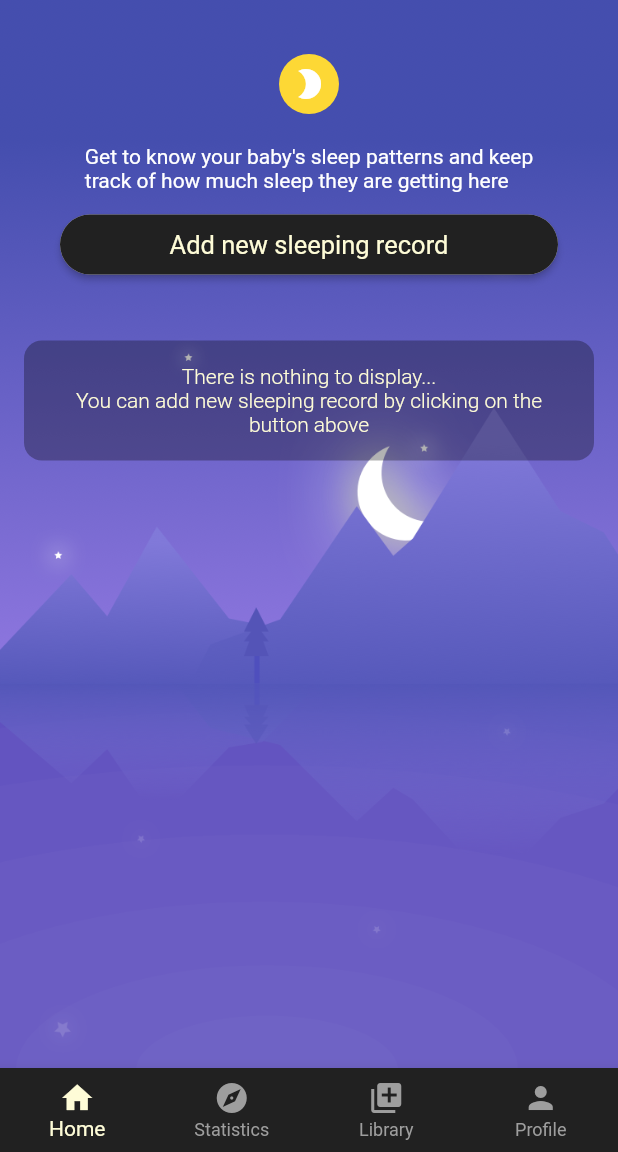
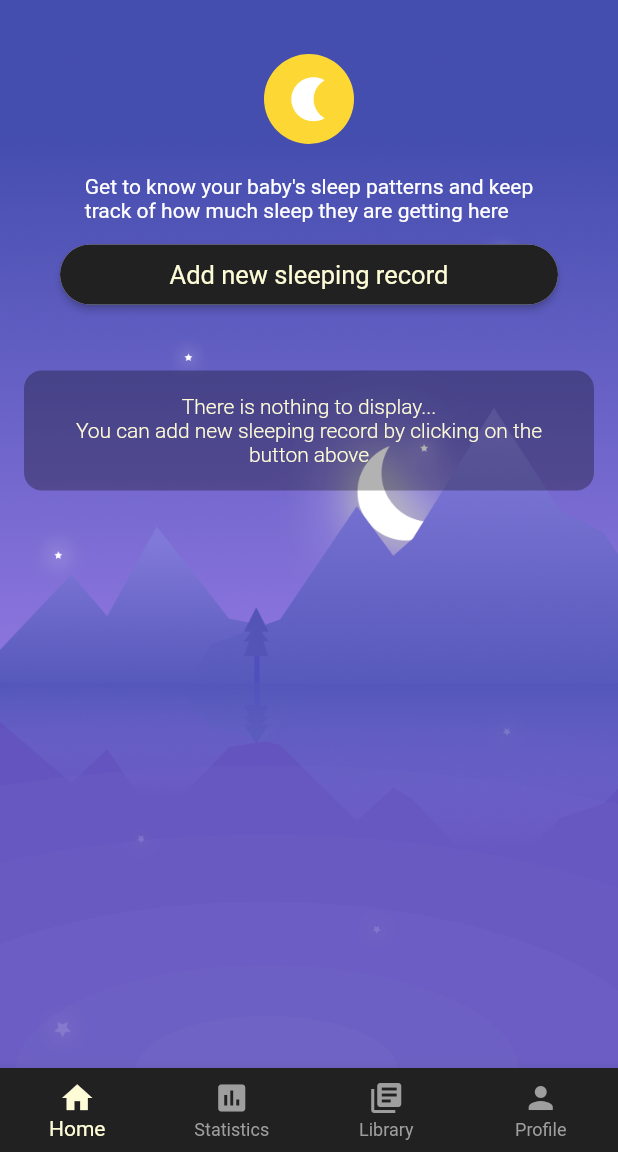
Before and after one commit to nonstappstudio/babymoon, a Flutter app: the screen it shows after launch, on a phone screen of 412 x 824 dp, the part 84-1236 px from its top. Run offline on Flutter 3.47's test engine with Material 2 defaults, Android fonts, the phone set to English and light mode, and no system bars; our stand-ins replace flutter_form_builder, numberpicker, sembast.

Commit message:
Ui improvements

```diff
--- a/lib/ui/pages/home/home_tab.dart
+++ b/lib/ui/pages/home/home_tab.dart
@@ -73,7 +73,7 @@ class _HomeTabState extends State<HomeTab> {
       padding: const EdgeInsets.all(16.0),
       child: Column(
         children: <Widget>[
-          HomeTabHeader(),
+          HomeTabHeader(_records.isEmpty),
           Space(15),
           GradientButton(
             text: 'Add new sleeping record',
--- a/lib/ui/pages/home_page.dart
+++ b/lib/ui/pages/home_page.dart
@@ -17,8 +17,8 @@ class _HomePageState extends State<HomePage> {
 
   Map<String, Widget> get _bottomItems => {
     'Home': Icon(Icons.home),
-    'Statistics': Icon(Icons.explore),
-    'Library': Icon(Icons.library_add),
+    'Statistics': Icon(Icons.insert_chart),
+    'Library': Icon(Icons.library_books),
     'Profile': Icon(Icons.person)
   };
 
--- a/lib/ui/widgets/home_tab_header.dart
+++ b/lib/ui/widgets/home_tab_header.dart
@@ -3,6 +3,10 @@ import 'package:babymoon/utils/space.dart';
 import 'package:flutter/material.dart';
 
 class HomeTabHeader extends StatelessWidget {
+
+  final bool doShowTitle;
+
+  HomeTabHeader([this.doShowTitle]);
 
   final String _headerText = "Get to know your baby's sleep patterns and keep\n"
               "track of how much sleep they are getting here";
@@ -15,12 +19,16 @@ class HomeTabHeader extends StatelessWidget {
         crossAxisAlignment: CrossAxisAlignment.center,
         children: <Widget>[
           Space(20),
-          CircleAvatar(
-            backgroundColor: Theme.of(context).accentColor,
-            child: Icon(Icons.brightness_2, color: Colors.white),
+          RotatedBox(
+            quarterTurns: 90,
+            child: CircleAvatar(
+              radius: 30,
+              backgroundColor: Theme.of(context).accentColor,
+              child: Icon(Icons.brightness_2, color: Colors.white, size: 35),
+            ),
           ),
           Space(20),
-          Text(
+          if (doShowTitle) Text(
             _headerText,
             style: TextStyle(
               color: AppStyle.textColor,
```
Also changed, not shown: lib/ui/pages/home/statistics_tab.dart (+16 -0 lines).
